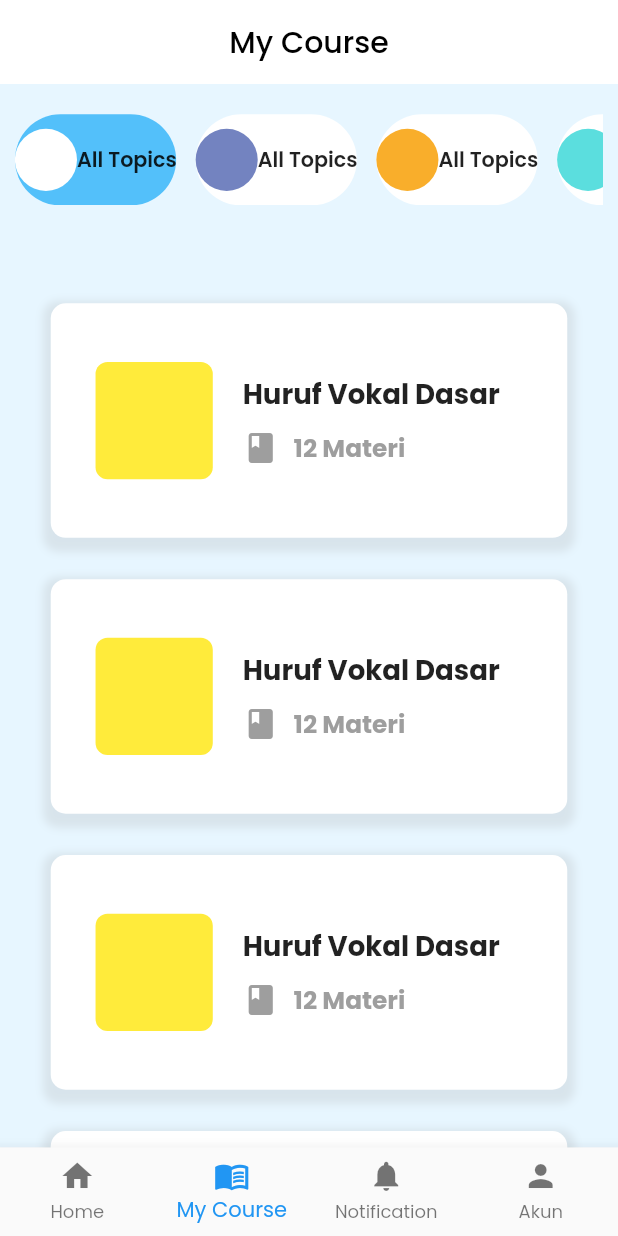
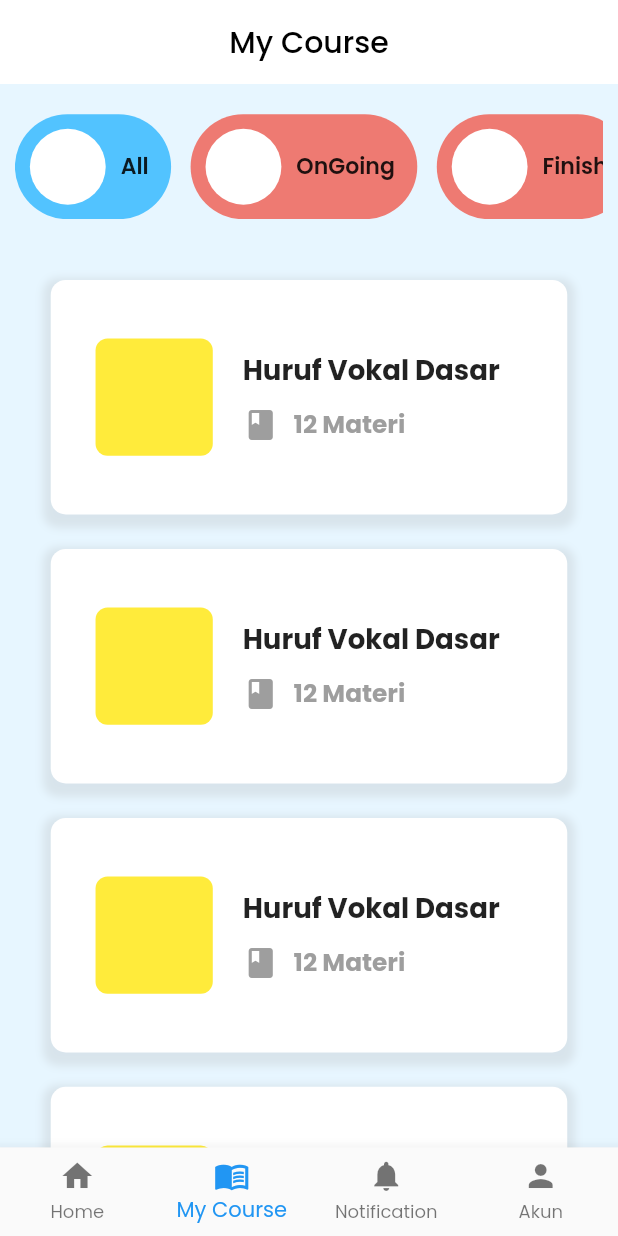
Before and after one commit to zanuar35/kolearn, a Flutter app: the HomePage screen opened directly, item 2 of the bottom bar chosen, on a phone screen of 412 x 824 dp. Run offline on Flutter 3.47's test engine with Material 2 defaults, Android fonts, the phone set to English and light mode, and no system bars; our stand-ins replace bloc, equatable, flutter_bloc, flutter_easyloading, flutter_screenutil, google_fonts and 1 more; accounts and stored records are empty; network calls fail.

Commit message:
add course detail screen

```diff
--- a/lib/blocs/login/cubit/login_cubit.dart
+++ b/lib/blocs/login/cubit/login_cubit.dart
@@ -14,7 +14,7 @@ class LoginCubit extends Cubit<LoginState> {
   LoginCubit() : super(LoginInitial());
 
   void loginEvent(String nama, String pass) async {
-    String url = 'https://519b-103-178-13-98.ngrok.io';
+    String url = 'https://0623-103-178-13-98.ngrok.io';
 
     if (nama == '') {
       emit(NotValidated());
--- a/lib/blocs/logout/cubit/logout_cubit.dart
+++ b/lib/blocs/logout/cubit/logout_cubit.dart
@@ -12,7 +12,7 @@ class LogoutCubit extends Cubit<LogoutState> {
 
   Future<void> logOut() async {
     emit(LogoutLoading());
-    String url = 'https://519b-103-178-13-98.ngrok.io';
+    String url = 'https://0623-103-178-13-98.ngrok.io';
     SharedPreferences prefs = await SharedPreferences.getInstance();
     String token = prefs.getString('token').toString();
     print(token);
--- a/lib/blocs/register/cubit/register_cubit.dart
+++ b/lib/blocs/register/cubit/register_cubit.dart
@@ -12,7 +12,7 @@ class RegisterCubit extends Cubit<RegisterState> {
   RegisterCubit() : super(RegisterInitial());
 
   void registerEvent(String name, String email, String pass) async {
-    String url = 'https://519b-103-178-13-98.ngrok.io';
+    String url = 'https://0623-103-178-13-98.ngrok.io';
 
     emit(RegisterLoading());
     var response = await http.post(
--- a/lib/home_page.dart
+++ b/lib/home_page.dart
@@ -23,7 +23,7 @@ class _HomePageState extends State<HomePage> {
 
   final List<Widget> _children = [
     const HomeScreen(),
-    MyCourse(),
+    const MyCourse(),
     const NotifScreen(),
     const AccountPage(),
   ];
--- a/lib/screen/my_course/my_course.dart
+++ b/lib/screen/my_course/my_course.dart
@@ -1,9 +1,14 @@
 import 'package:flutter/material.dart';
 import 'package:flutter_screenutil/flutter_screenutil.dart';
 
-class MyCourse extends StatelessWidget {
-  MyCourse({Key? key}) : super(key: key);
+class MyCourse extends StatefulWidget {
+  const MyCourse({Key? key}) : super(key: key);
 
+  @override
+  State<MyCourse> createState() => _MyCourseState();
+}
+
+class _MyCourseState extends State<MyCourse> {
   final List<Color> warnaCard = [
     Colors.white,
     const Color(0xff7383C0),
@@ -11,6 +16,9 @@ class MyCourse extends StatelessWidget {
     const Color(0xff5BDEDE)
   ];
 
+  final List<String> kategori = ['All', 'OnGoing', 'Finish'];
+
+  int selected = 0;
   @override
   Widget build(BuildContext context) {
     return Scaffold(
@@ -28,7 +36,7 @@ class MyCourse extends StatelessWidget {
         child: Column(
           children: <Widget>[
             SizedBox(
-              height: 110.h,
+              height: 120.h,
               width: double.infinity,
               child: Padding(
                 padding: EdgeInsets.symmetric(horizontal: 10.w, vertical: 22.h),
@@ -36,18 +44,18 @@ class MyCourse extends StatelessWidget {
                   height: 60.h,
                   width: double.infinity,
                   child: ListView.builder(
-                      itemCount: 4,
+                      itemCount: 3,
                       scrollDirection: Axis.horizontal,
                       itemBuilder: (context, index) {
                         return Padding(
                             padding: const EdgeInsets.only(right: 13),
-                            child: categoryCard(warnaCard[index], index));
+                            child: customRadio(kategori[index], index));
                       }),
                 ),
               ),
             ),
             Container(
-              padding: EdgeInsets.symmetric(horizontal: 10.w, vertical: 24.h),
+              padding: EdgeInsets.symmetric(horizontal: 10.w, vertical: 2.h),
               width: double.infinity,
               child: ListView.builder(
                   shrinkWrap: true,
@@ -87,6 +95,49 @@ class MyCourse extends StatelessWidget {
       ),
     );
   }
+
+  Widget customRadio(String text, int index) {
+    return GestureDetector(
+      child: Container(
+        decoration: BoxDecoration(
+          color: (selected == index)
+              ? const Color(0xff52C3FF)
+              : const Color.fromARGB(255, 238, 122, 114),
+          borderRadius: BorderRadius.circular(40.r),
+        ),
+        child: Row(
+          mainAxisAlignment: MainAxisAlignment.spaceAround,
+          children: <Widget>[
+            SizedBox(
+              width: 10.w,
+            ),
+            Container(
+              height: 55.h,
+              width: 55.h,
+              decoration: const BoxDecoration(
+                  shape: BoxShape.circle,
+                  color: Color.fromARGB(255, 255, 255, 255)),
+            ),
+            SizedBox(
+              width: 10.w,
+            ),
+            Text(
+              text,
+              style: TextStyle(fontSize: 16.sp, fontWeight: FontWeight.w600),
+            ),
+            SizedBox(
+              width: 15.w,
+            )
+          ],
+        ),
+      ),
+      onTap: () {
+        setState(() {
+          selected = index;
+        });
+      },
+    );
+  }
 }
 
 class MateriCard extends StatelessWidget {
@@ -97,7 +148,7 @@ class MateriCard extends StatelessWidget {
   @override
   Widget build(BuildContext context) {
     return Container(
-      margin: EdgeInsets.only(top: 25.h, left: 24.w, right: 24.w, bottom: 5.h),
+      margin: EdgeInsets.only(top: 20.h, left: 24.w, right: 24.w, bottom: 5.h),
       width: 360.w,
       height: 170.h,
       decoration: BoxDecoration(
```
Also changed, not shown: lib/screen/course_detail/course_detail_screen.dart (added, +183 -0 lines), lib/screen/home/home_screen.dart (+13 -2 lines).
